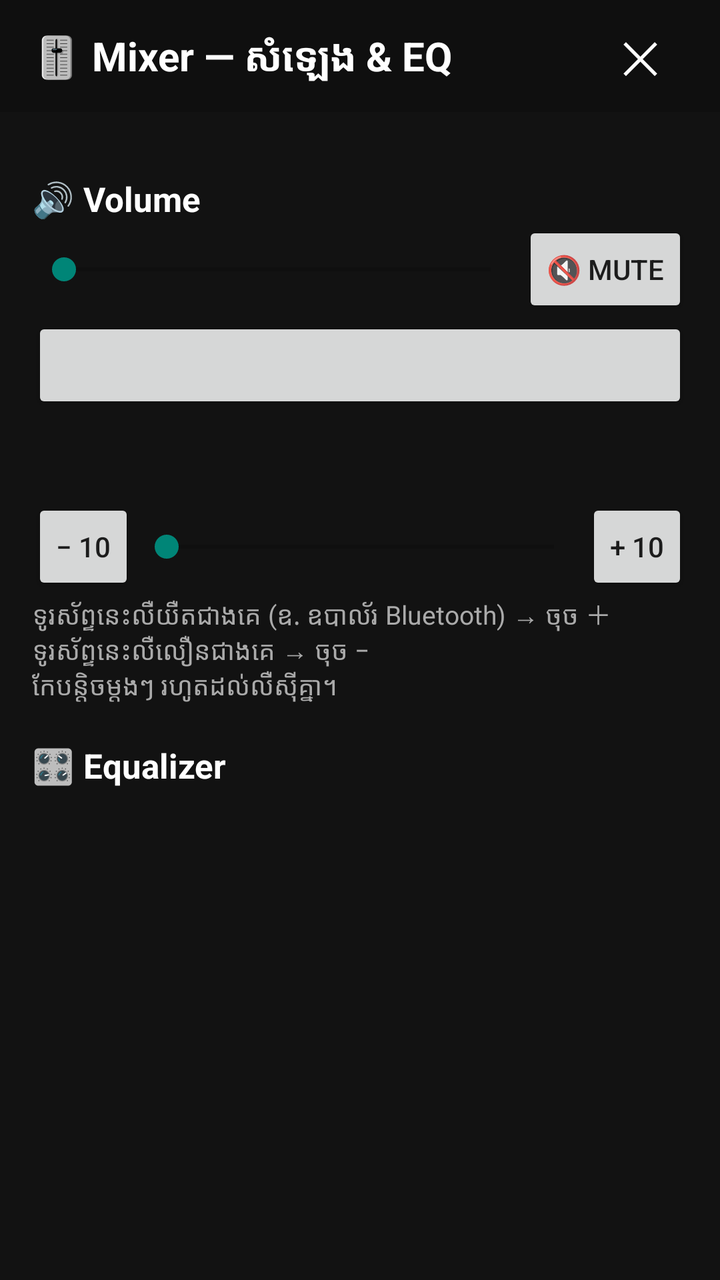
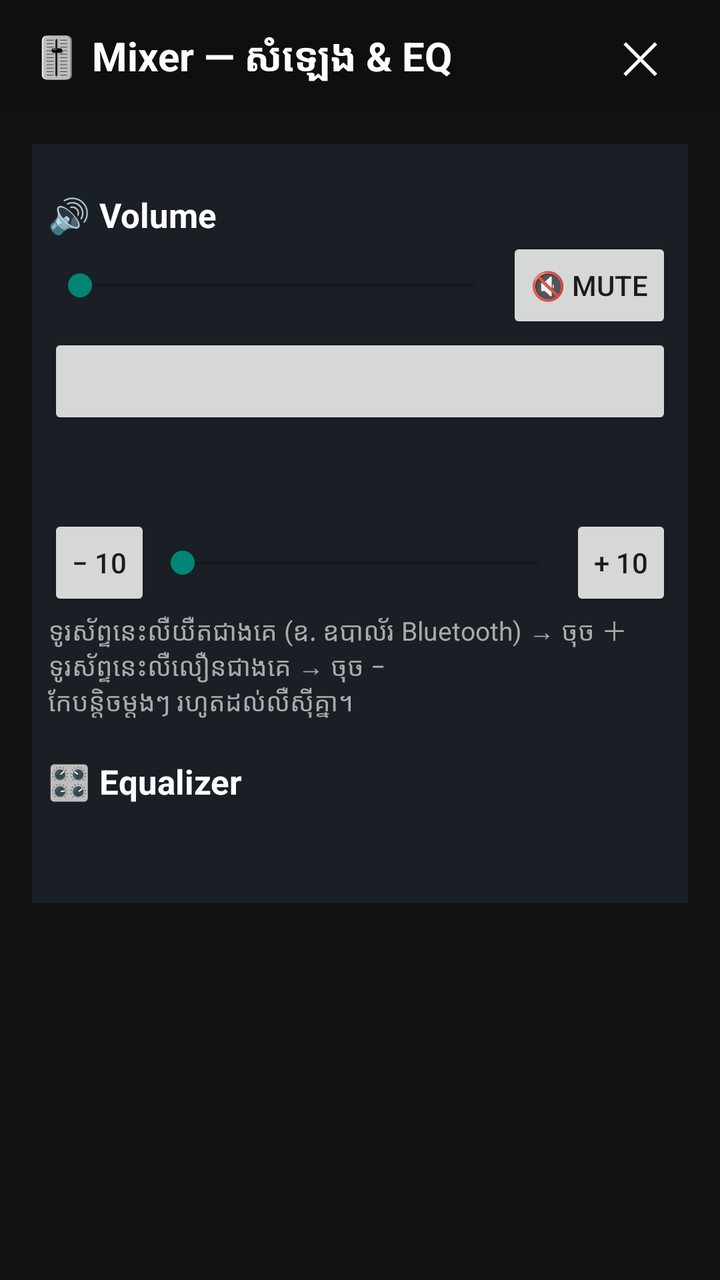

An Android layout rendered at two revisions. The XML below is the earlier revision; the diff shows what the commit changed to produce the second picture.
<!-- AndroidManifest.xml: application theme Theme.AppCompat.DayNight.DarkActionBar -->
<!-- res/layout/panel_mixer.xml -->
<?xml version="1.0" encoding="utf-8"?>
<LinearLayout xmlns:android="http://schemas.android.com/apk/res/android"
    android:layout_width="match_parent"
    android:layout_height="match_parent"
    android:background="#121212"
    android:clickable="true"
    android:focusable="true"
    android:orientation="vertical">

    <LinearLayout
        android:layout_width="match_parent"
        android:layout_height="56dp"
        android:background="#0F0F0F"
        android:gravity="center_vertical"
        android:orientation="horizontal"
        android:paddingHorizontal="16dp">

        <TextView
            android:layout_width="0dp"
            android:layout_height="wrap_content"
            android:layout_weight="1"
            android:text="🎚 Mixer — សំឡេង &amp; EQ"
            android:textColor="#FFFFFF"
            android:textSize="20sp"
            android:textStyle="bold" />

        <Button
            android:id="@+id/mixerClose"
            android:layout_width="48dp"
            android:layout_height="48dp"
            android:background="?attr/selectableItemBackgroundBorderless"
            android:minWidth="0dp"
            android:text="✕"
            android:textColor="#FFFFFF"
            android:textSize="22sp" />
    </LinearLayout>

    <ScrollView
        android:layout_width="match_parent"
        android:layout_height="0dp"
        android:layout_weight="1">

        <LinearLayout
            android:layout_width="match_parent"
            android:layout_height="wrap_content"
            android:orientation="vertical"
            android:padding="16dp">

            
            <LinearLayout
                android:id="@+id/mixerTracksSection"
                android:layout_width="match_parent"
                android:layout_height="wrap_content"
                android:orientation="vertical"
                android:paddingBottom="16dp"
                android:visibility="gone">

                <LinearLayout
                    android:layout_width="match_parent"
                    android:layout_height="wrap_content"
                    android:gravity="center_vertical"
                    android:orientation="horizontal">

                    <TextView
                        android:layout_width="0dp"
                        android:layout_height="wrap_content"
                        android:layout_weight="1"
                        android:text="📊 Sync Tracks — គម្លាតធៀបនឹងទូរស័ព្ទមេ"
                        android:textColor="#FFFFFF"
                        android:textSize="17sp"
                        android:textStyle="bold" />

                    
                    <androidx.appcompat.widget.SwitchCompat
                        android:id="@+id/mixerAutoDelay"
                        android:layout_width="wrap_content"
                        android:layout_height="wrap_content"
                        android:layout_marginStart="8dp"
                        android:text="🤖 Auto"
                        android:textColor="#FFFFFF"
                        android:textSize="14sp" />
                </LinearLayout>

                <LinearLayout
                    android:id="@+id/mixerAutoRow"
                    android:layout_width="match_parent"
                    android:layout_height="wrap_content"
                    android:gravity="center_vertical"
                    android:orientation="horizontal"
                    android:visibility="gone">

                    <TextView
                        android:id="@+id/mixerAutoStatus"
                        android:layout_width="0dp"
                        android:layout_height="wrap_content"
                        android:layout_weight="1"
                        android:textColor="#80CBC4"
                        android:textSize="13sp" />

                    <Button
                        android:id="@+id/mixerAutoRun"
                        android:layout_width="wrap_content"
                        android:layout_height="wrap_content"
                        android:text="🔄 វាស់ម្ដងទៀត"
                        android:textAllCaps="false" />
                </LinearLayout>

                <LinearLayout
                    android:id="@+id/mixerTracks"
                    android:layout_width="match_parent"
                    android:layout_height="wrap_content"
                    android:orientation="vertical" />

                <TextView
                    android:layout_width="match_parent"
                    android:layout_height="wrap_content"
                    android:paddingTop="4dp"
                    android:text="◀ យឺតជាង Host · | Host · លឿនជាង Host ▶   (±300 ms)\n🟢 ≤60 ms  🟡 ≤150 ms  🔴 លើសនេះ — កែតាម ⏱ Delay ខាងក្រោម"
                    android:textColor="#AAAAAA"
                    android:textSize="12sp" />
            </LinearLayout>

            
            <HorizontalScrollView
                android:id="@+id/mixerDevicesScroll"
                android:layout_width="match_parent"
                android:layout_height="wrap_content"
                android:scrollbars="none">

                <LinearLayout
                    android:id="@+id/mixerDevices"
                    android:layout_width="wrap_content"
                    android:layout_height="wrap_content"
                    android:orientation="horizontal" />
            </HorizontalScrollView>

            <TextView
                android:id="@+id/mixerVolumeLabel"
                android:layout_width="match_parent"
                android:layout_height="wrap_content"
                android:paddingTop="16dp"
                android:text="🔊 Volume"
                android:textColor="#FFFFFF"
                android:textSize="17sp"
                android:textStyle="bold" />

            <LinearLayout
                android:layout_width="match_parent"
                android:layout_height="wrap_content"
                android:gravity="center_vertical"
                android:orientation="horizontal">

                <SeekBar
                    android:id="@+id/mixerVolume"
                    android:layout_width="0dp"
                    android:layout_height="48dp"
                    android:layout_weight="1"
                    android:max="200" />

                <Button
                    android:id="@+id/mixerMute"
                    android:layout_width="wrap_content"
                    android:layout_height="wrap_content"
                    android:minWidth="0dp"
                    android:text="🔇 Mute" />
            </LinearLayout>

            
            <Button
                android:id="@+id/mixerBoostLock"
                android:layout_width="match_parent"
                android:layout_height="wrap_content"
                android:textAllCaps="false" />

            
            <LinearLayout
                android:id="@+id/mixerDelaySection"
                android:layout_width="match_parent"
                android:layout_height="wrap_content"
                android:orientation="vertical">

                <TextView
                    android:id="@+id/mixerDelayLabel"
                    android:layout_width="match_parent"
                    android:layout_height="wrap_content"
                    android:paddingTop="20dp"
                    android:textColor="#FFFFFF"
                    android:textSize="17sp"
                    android:textStyle="bold" />

                <LinearLayout
                    android:layout_width="match_parent"
                    android:layout_height="wrap_content"
                    android:gravity="center_vertical"
                    android:orientation="horizontal">

                    <Button
                        android:id="@+id/mixerDelayMinus"
                        android:layout_width="wrap_content"
                        android:layout_height="wrap_content"
                        android:minWidth="0dp"
                        android:text="− 10" />

                    <SeekBar
                        android:id="@+id/mixerDelay"
                        android:layout_width="0dp"
                        android:layout_height="48dp"
                        android:layout_weight="1"
                        android:max="100" />

                    <Button
                        android:id="@+id/mixerDelayPlus"
                        android:layout_width="wrap_content"
                        android:layout_height="wrap_content"
                        android:minWidth="0dp"
                        android:text="+ 10" />
                </LinearLayout>

                <TextView
                    android:layout_width="match_parent"
                    android:layout_height="wrap_content"
                    android:text="ទូរស័ព្ទនេះលឺយឺតជាងគេ (ឧ. ឧបាល័រ Bluetooth) → ចុច ＋\nទូរស័ព្ទនេះលឺលឿនជាងគេ → ចុច −\nកែបន្តិចម្ដងៗ រហូតដល់លឺស៊ីគ្នា។"
                    android:textColor="#AAAAAA"
                    android:textSize="13sp" />
            </LinearLayout>

            <TextView
                android:layout_width="match_parent"
                android:layout_height="wrap_content"
                android:paddingTop="20dp"
                android:text="🎛 Equalizer"
                android:textColor="#FFFFFF"
                android:textSize="17sp"
                android:textStyle="bold" />

            <HorizontalScrollView
                android:layout_width="match_parent"
                android:layout_height="wrap_content"
                android:scrollbars="none">

                <LinearLayout
                    android:id="@+id/mixerPresets"
                    android:layout_width="wrap_content"
                    android:layout_height="wrap_content"
                    android:orientation="horizontal" />
            </HorizontalScrollView>

            
            <LinearLayout
                android:id="@+id/mixerBands"
                android:layout_width="match_parent"
                android:layout_height="wrap_content"
                android:orientation="vertical"
                android:paddingTop="8dp" />

            <TextView
                android:id="@+id/mixerNote"
                android:layout_width="match_parent"
                android:layout_height="wrap_content"
                android:paddingTop="16dp"
                android:textColor="#AAAAAA"
                android:textSize="13sp" />
        </LinearLayout>
    </ScrollView>
</LinearLayout>
<!-- resources referenced by this layout -->
<resources>

</resources>

<!-- the commit's change to res/layout/panel_mixer.xml (unified diff, before → after) -->
@@ -110,15 +110,26 @@
                     android:layout_width="match_parent"
                     android:layout_height="wrap_content"
                     android:orientation="vertical" />
-
-                <TextView
-                    android:layout_width="match_parent"
-                    android:layout_height="wrap_content"
-                    android:paddingTop="4dp"
-                    android:text="◀ យឺតជាង Host · | Host · លឿនជាង Host ▶   (±300 ms)\n🟢 ≤60 ms  🟡 ≤150 ms  🔴 លើសនេះ — កែតាម ⏱ Delay ខាងក្រោម"
-                    android:textColor="#AAAAAA"
-                    android:textSize="12sp" />
-            </LinearLayout>
+            </LinearLayout>
+
+            
+            <LinearLayout
+                android:id="@+id/mixerControls"
+                android:layout_width="match_parent"
+                android:layout_height="wrap_content"
+                android:background="#1A1F26"
+                android:padding="8dp"
+                android:orientation="vertical">
+
+            <TextView
+                android:id="@+id/mixerLegend"
+                android:layout_width="match_parent"
+                android:layout_height="wrap_content"
+                android:paddingTop="4dp"
+                android:text="◀ យឺតជាង Host · | Host · លឿនជាង Host ▶   (±300 ms)\n🟢 ≤60 ms  🟡 ≤150 ms  🔴 លើសនេះ — កែតាម ⏱ Delay ខាងក្រោម"
+                android:textColor="#AAAAAA"
+                android:textSize="12sp"
+                android:visibility="gone" />
 
             
             <HorizontalScrollView
@@ -260,6 +271,7 @@
                 android:paddingTop="16dp"
                 android:textColor="#AAAAAA"
                 android:textSize="13sp" />
+            </LinearLayout>
         </LinearLayout>
     </ScrollView>
 </LinearLayout>
